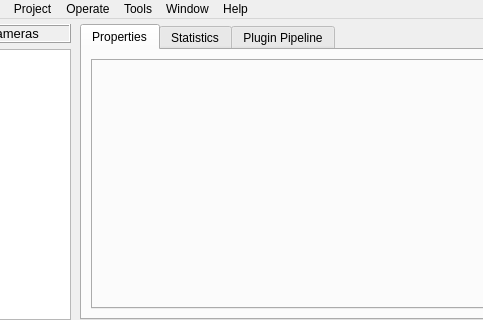
The window that interface/design/mainWindow.ui (nathanielnyema/rataGUI) describes before a commit, drawn with Qt 5; both pictures show x 107 to 590 and y 0 to 320 of the 720 by 550 pixel window.
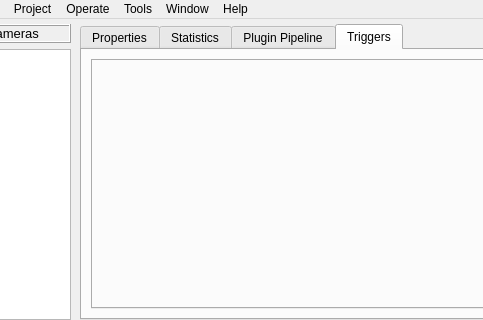
The same window after the commit. Custom widgets are drawn as their Qt base class.

Commit message: trigger interface

Patch:
```diff
--- a/interface/design/mainWindow.ui
+++ b/interface/design/mainWindow.ui
@@ -82,7 +82,7 @@
       <item>
        <widget class="QTabWidget" name="camAttributes">
         <property name="currentIndex">
-         <number>0</number>
+         <number>3</number>
         </property>
         <widget class="QWidget" name="camPropsTab">
          <attribute name="title">
@@ -175,6 +175,16 @@
           </item>
          </layout>
         </widget>
+        <widget class="QWidget" name="camTriggersTab">
+         <attribute name="title">
+          <string>Triggers</string>
+         </attribute>
+         <layout class="QGridLayout" name="gridLayout_4">
+          <item row="0" column="0">
+           <widget class="VerticalTabWidget" name="cam_props_2"/>
+          </item>
+         </layout>
+        </widget>
        </widget>
       </item>
      </layout>
```
The commit also changes 10 other files.
